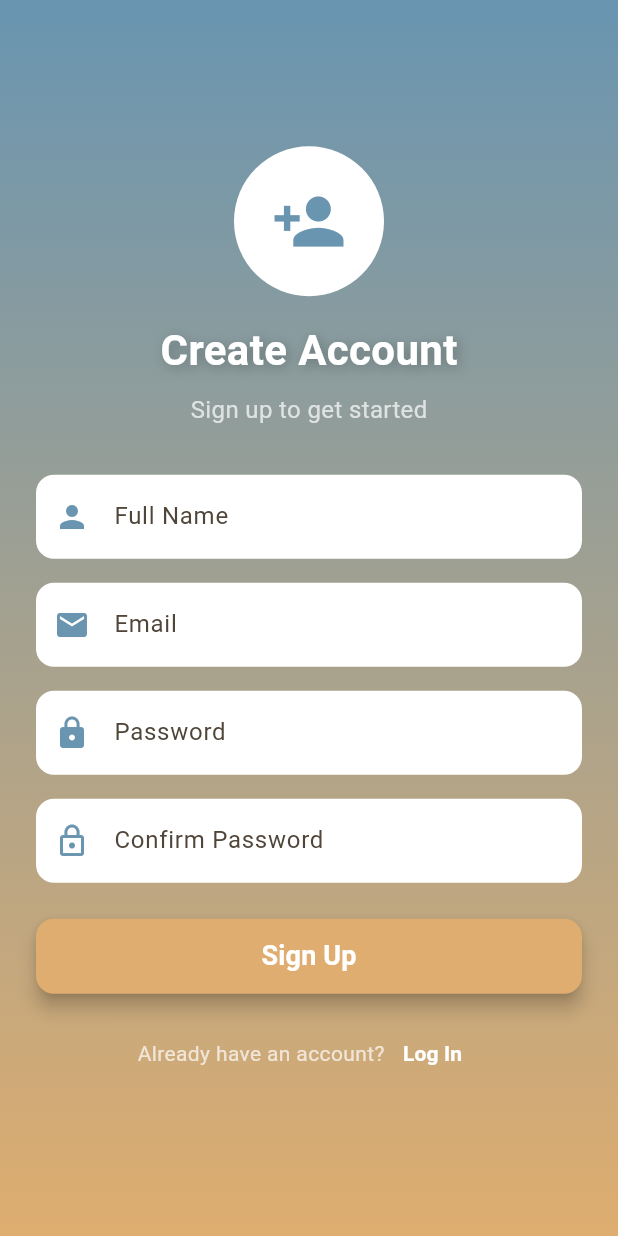
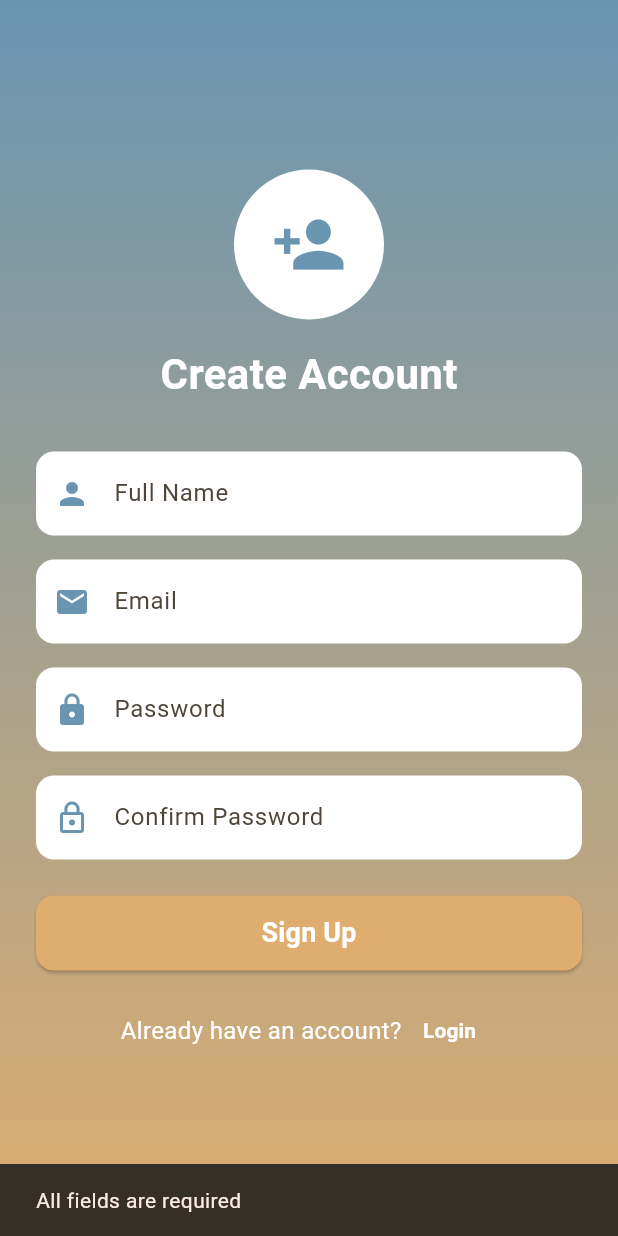
Before and after one commit to Daniyal2472/city_guide, a Flutter app: the screen it shows after launch, after a tap on "Sign Up", on a phone screen of 412 x 824 dp. Run offline on Flutter 3.47's test engine with Material 3 defaults, Android fonts, the phone set to English and light mode, and no system bars; our stand-ins replace cloud_firestore, firebase_auth, firebase_core; accounts and stored records are empty; Roboto replaces fonts that are missing (Montserrat).

Commit message:
Login/register code added

```diff
--- a/city_guide/lib/AuthScreens/register.dart
+++ b/city_guide/lib/AuthScreens/register.dart
@@ -1,6 +1,75 @@
+import 'package:firebase_auth/firebase_auth.dart';
+import 'package:cloud_firestore/cloud_firestore.dart';
 import 'package:flutter/material.dart';
+import 'login.dart';
 
-class RegisterScreen extends StatelessWidget {
+class RegisterScreen extends StatefulWidget {
+  @override
+  _RegisterScreenState createState() => _RegisterScreenState();
+}
+
+class _RegisterScreenState extends State<RegisterScreen> {
+  final TextEditingController fullNameController = TextEditingController();
+  final TextEditingController emailController = TextEditingController();
+  final TextEditingController passwordController = TextEditingController();
+  final TextEditingController confirmPasswordController = TextEditingController();
+
+  final FirebaseAuth _auth = FirebaseAuth.instance;
+  final FirebaseFirestore _firestore = FirebaseFirestore.instance;
+
+  void registerUser() async {
+    String fullName = fullNameController.text.trim();
+    String email = emailController.text.trim();
+    String password = passwordController.text.trim();
+    String confirmPassword = confirmPasswordController.text.trim();
+
+    if (fullName.isEmpty ||
+        email.isEmpty ||
+        password.isEmpty ||
+        confirmPassword.isEmpty) {
+      ScaffoldMessenger.of(context).showSnackBar(
+        SnackBar(content: Text("All fields are required")),
+      );
+      return;
+    }
+
+    if (password != confirmPassword) {
+      ScaffoldMessenger.of(context).showSnackBar(
+        SnackBar(content: Text("Passwords do not match")),
+      );
+      return;
+    }
+
+    try {
+      // Create user in Firebase Authentication
+      UserCredential userCredential = await _auth.createUserWithEmailAndPassword(
+        email: email,
+        password: password,
+      );
+
+      // Save additional user data in Firestore
+      await _firestore.collection('users').doc(userCredential.user!.uid).set({
+        'fullName': fullName,
+        'email': email,
+        'uid': userCredential.user!.uid,
+      });
+
+      ScaffoldMessenger.of(context).showSnackBar(
+        SnackBar(content: Text("Registration successful!")),
+      );
+
+      // Navigate to LoginScreen
+      Navigator.pushReplacement(
+        context,
+        MaterialPageRoute(builder: (context) => LoginScreen()),
+      );
+    } catch (e) {
+      ScaffoldMessenger.of(context).showSnackBar(
+        SnackBar(content: Text("Error: ${e.toString()}")),
+      );
+    }
+  }
+
   @override
   Widget build(BuildContext context) {
     return Scaffold(
@@ -20,7 +89,6 @@ class RegisterScreen extends StatelessWidget {
                 mainAxisAlignment: MainAxisAlignment.center,
                 crossAxisAlignment: CrossAxisAlignment.center,
                 children: [
-                  // App Icon or Logo
                   CircleAvatar(
                     radius: 50,
                     backgroundColor: Colors.white,
@@ -31,7 +99,6 @@ class RegisterScreen extends StatelessWidget {
                     ),
                   ),
                   SizedBox(height: 16),
-                  // Page Title
                   Text(
                     "Create Account",
                     style: TextStyle(
@@ -39,27 +106,11 @@ class RegisterScreen extends StatelessWidget {
                       fontWeight: FontWeight.bold,
                       color: Colors.white,
                       fontFamily: 'Montserrat',
-                      shadows: [
-                        Shadow(
-                          blurRadius: 10.0,
-                          color: Colors.black26,
-                          offset: Offset(2.0, 2.0),
-                        ),
-                      ],
-                    ),
-                  ),
-                  SizedBox(height: 8),
-                  Text(
-                    "Sign up to get started",
-                    style: TextStyle(
-                      fontSize: 16,
-                      color: Colors.white70,
-                      fontFamily: 'Montserrat',
                     ),
                   ),
                   SizedBox(height: 32),
-                  // Name Field
                   TextField(
+                    controller: fullNameController,
                     decoration: InputDecoration(
                       filled: true,
                       fillColor: Colors.white,
@@ -72,8 +123,8 @@ class RegisterScreen extends StatelessWidget {
                     ),
                   ),
                   SizedBox(height: 16),
-                  // Email Field
                   TextField(
+                    controller: emailController,
                     decoration: InputDecoration(
                       filled: true,
                       fillColor: Colors.white,
@@ -86,8 +137,8 @@ class RegisterScreen extends StatelessWidget {
                     ),
                   ),
                   SizedBox(height: 16),
-                  // Password Field
                   TextField(
+                    controller: passwordController,
                     obscureText: true,
                     decoration: InputDecoration(
                       filled: true,
@@ -101,8 +152,8 @@ class RegisterScreen extends StatelessWidget {
                     ),
                   ),
                   SizedBox(height: 16),
-                  // Confirm Password Field
                   TextField(
+                    controller: confirmPasswordController,
                     obscureText: true,
                     decoration: InputDecoration(
                       filled: true,
@@ -116,18 +167,14 @@ class RegisterScreen extends StatelessWidget {
                     ),
                   ),
                   SizedBox(height: 24),
-                  // Register Button
                   ElevatedButton(
-                    onPressed: () {
-                      // Handle Registration Logic
-                    },
+                    onPressed: registerUser,
                     style: ElevatedButton.styleFrom(
                       backgroundColor: Color(0xFFDEAD6F),
                       minimumSize: Size(double.infinity, 50),
                       shape: RoundedRectangleBorder(
                         borderRadius: BorderRadius.circular(12),
                       ),
-                      elevation: 5,
                     ),
                     child: Text(
                       "Sign Up",
@@ -135,30 +182,26 @@ class RegisterScreen extends StatelessWidget {
                         fontSize: 18,
                         fontWeight: FontWeight.bold,
                         color: Colors.white,
-                        fontFamily: 'Montserrat',
                       ),
                     ),
                   ),
                   SizedBox(height: 16),
-                  // Already Have an Account
                   Row(
                     mainAxisAlignment: MainAxisAlignment.center,
                     children: [
                       Text(
                         "Already have an account?",
-                        style: TextStyle(
-                          fontSize: 14,
-                          color: Colors.white70,
-                          fontFamily: 'Montserrat',
-                        ),
+                        style: TextStyle(color: Colors.white, fontSize: 16),
                       ),
                       TextButton(
                         onPressed: () {
-                          // Navigate to Login Page
-                          Navigator.pop(context);
+                          Navigator.push(
+                            context,
+                            MaterialPageRoute(builder: (context) => LoginScreen()),
+                          );
                         },
                         child: Text(
-                          "Log In",
+                          "Login",
                           style: TextStyle(
                             fontSize: 14,
                             color: Colors.white,
--- a/city_guide/lib/main.dart
+++ b/city_guide/lib/main.dart
@@ -1,4 +1,5 @@
 import 'package:city_guide/AuthScreens/login.dart';
+import 'package:city_guide/AuthScreens/register.dart';
 import 'package:city_guide/Utils/app_colors.dart';
 import 'package:flutter/material.dart';
 import 'package:firebase_core/firebase_core.dart';
@@ -24,7 +25,7 @@ class MyApp extends StatelessWidget {
         colorScheme: ColorScheme.fromSeed(seedColor: primary),
         useMaterial3: true,
       ),
-      home: LoginScreen(),
+      home: RegisterScreen(),
     );
   }
 }
--- a/city_guide/pubspec.yaml
+++ b/city_guide/pubspec.yaml
@@ -34,6 +34,8 @@ dependencies:
   convex_bottom_bar:
   carousel_slider:
   firebase_core: ^3.9.0
+  firebase_auth:
+  cloud_firestore:
 
 dev_dependencies:
   flutter_test:
```
Also changed, not shown: city_guide/lib/AuthScreens/login.dart (+48 -4 lines), city_guide/lib/User/Screens/home_screen.dart (+17 -0 lines), city_guide/pubspec.lock, 3 other files.
